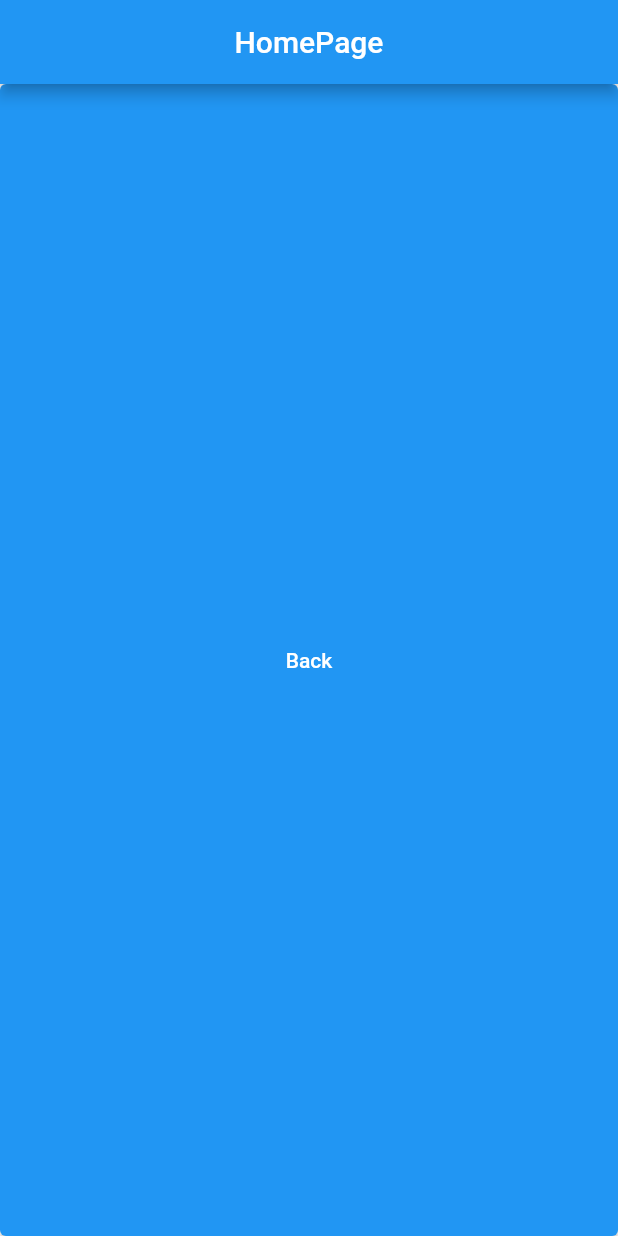
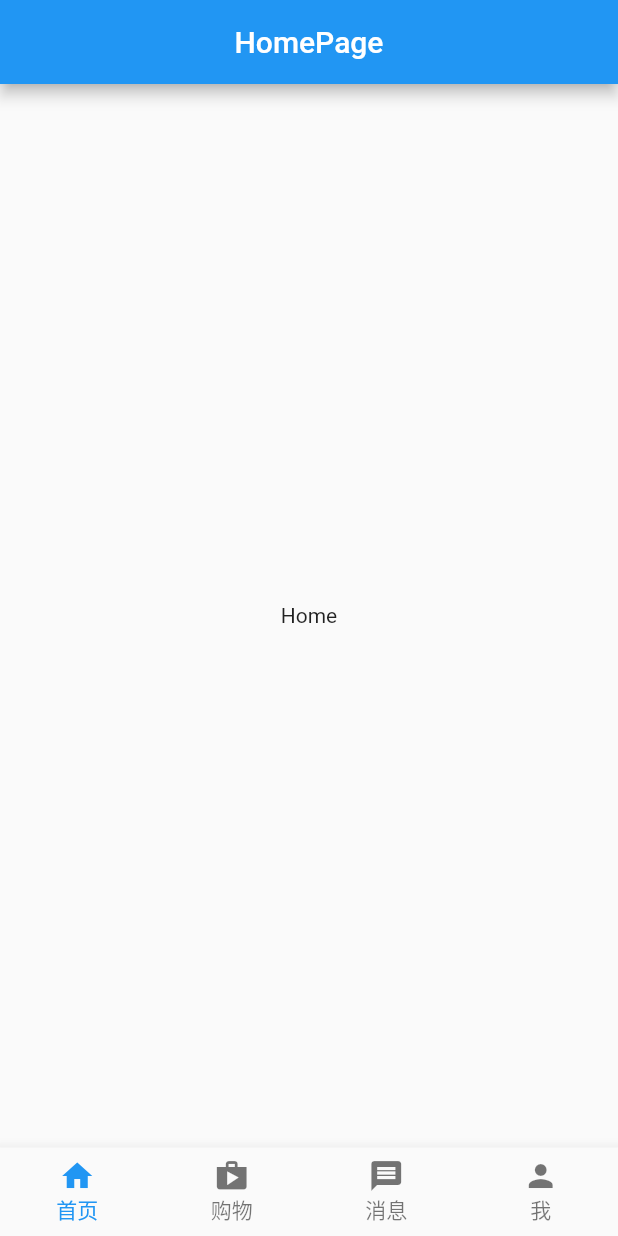
Before and after one commit to xiaohong12/flutter, a Flutter app: the screen it shows after launch, on a phone screen of 412 x 824 dp. Run offline on Flutter 3.47's test engine with Material 2 defaults, Android fonts, the light colour scheme and no system bars; our stand-ins replace fluro.

Commit message:
add page

```diff
--- a/lib/main.dart
+++ b/lib/main.dart
@@ -18,6 +18,7 @@ class FlullterApp extends StatelessWidget {
     return MaterialApp(
         title: 'Loan App',
         debugShowCheckedModeBanner: false, //隐藏头部的环境表示
-        onGenerateRoute: Application.router.generator);
+        onGenerateRoute: Application.router.generator,
+        theme: ThemeData());
   }
 }
--- /dev/null
+++ b/lib/pages/home/home.dart
@@ -0,0 +1,19 @@
+import 'package:flutter/material.dart';
+
+class HomeComponent extends StatefulWidget {
+  const HomeComponent({super.key});
+
+  @override
+  State<StatefulWidget> createState() {
+    return HomeComponentState();
+  }
+}
+
+class HomeComponentState extends State<HomeComponent> {
+  @override
+  Widget build(BuildContext context) {
+    return const Scaffold(
+      body: Center(child: Text("Home")),
+    );
+  }
+}
--- a/lib/pages/home/index.dart
+++ b/lib/pages/home/index.dart
@@ -1,8 +1,51 @@
 import 'package:flutter/material.dart';
-import "../../router/fluro_navigator.dart";
+import 'package:flutter_demo_1/pages/home/home.dart';
+import 'package:flutter_demo_1/pages/message/index.dart';
+import 'package:flutter_demo_1/pages/shopping/index.dart';
+import 'package:flutter_demo_1/pages/useCenter/index.dart';
 
-class HomeComponent extends StatelessWidget {
-  const HomeComponent({super.key});
+class HomeInitComponent extends StatefulWidget {
+  const HomeInitComponent({super.key});
+
+  @override
+  State<StatefulWidget> createState() {
+    return HomeInitComponentState();
+  }
+}
+
+class HomeInitComponentState extends State<HomeInitComponent> {
+  int selectedIndex = 0;
+  final PageController _pageController = PageController();
+
+  List<BottomNavigationBarItem> bottomNavigationBarList = const [
+    BottomNavigationBarItem(icon: Icon(Icons.home), label: "首页"),
+    BottomNavigationBarItem(icon: Icon(Icons.shop), label: "购物"),
+    BottomNavigationBarItem(icon: Icon(Icons.message), label: "消息"),
+    BottomNavigationBarItem(icon: Icon(Icons.person), label: "我")
+  ];
+
+  late List<Widget> bottomWidgetList;
+
+  @override
+  void initState() {
+    super.initState();
+    initBottomWidgetList();
+  }
+
+  void changeSelectIndex(int newValue) {
+    setState(() {
+      selectedIndex = newValue;
+    });
+  }
+
+  void initBottomWidgetList() {
+    bottomWidgetList = const [
+      HomeComponent(),
+      MessageComponent(),
+      ShoppingComponent(),
+      UserCenterComponent()
+    ];
+  }
 
   @override
   Widget build(BuildContext context) {
@@ -12,13 +55,23 @@ class HomeComponent extends StatelessWidget {
           title: const Text("HomePage"),
           centerTitle: true,
         ),
-        body: Container(
-            alignment: Alignment.center,
-            color: Colors.white,
-            child: ElevatedButton(
-                onPressed: () {
-                  NavigatorUtils.push((context), '/login', arguments: "5555");
-                },
-                child: const Center(child: Text("Back")))));
+        bottomNavigationBar: BottomNavigationBar(
+            currentIndex: selectedIndex,
+            onTap: (activeKey) {
+              setState(() {
+                changeSelectIndex(activeKey);
+                _pageController.jumpToPage(activeKey);
+              });
+            },
+            type: BottomNavigationBarType.fixed,
+            selectedFontSize: 14,
+            unselectedFontSize: 14,
+            items: bottomNavigationBarList),
+        body: PageView(
+          physics: const NeverScrollableScrollPhysics(), // 禁止滑动
+          controller: _pageController,
+          onPageChanged: (int index) => selectedIndex = index,
+          children: bottomWidgetList,
+        ));
   }
 }
--- a/lib/router/route_handles.dart
+++ b/lib/router/route_handles.dart
@@ -7,13 +7,13 @@ import "package:flutter_demo_1/pages/empty/index.dart";
 // root页面
 var rootHandler = Handler(
     handlerFunc: (BuildContext? context, Map<String, List<String>> params) {
-  return const HomeComponent();
+  return const HomeInitComponent();
 });
 
 //首页
 var hometHandler = Handler(
     handlerFunc: (BuildContext? context, Map<String, List<String>> params) {
-  return const HomeComponent();
+  return const HomeInitComponent();
 });
 
 //登录页面
```
Also changed, not shown: lib/pages/message/index.dart (added, +19 -0 lines), lib/pages/shopping/index.dart (added, +19 -0 lines), lib/pages/useCenter/index.dart (added, +19 -0 lines).
